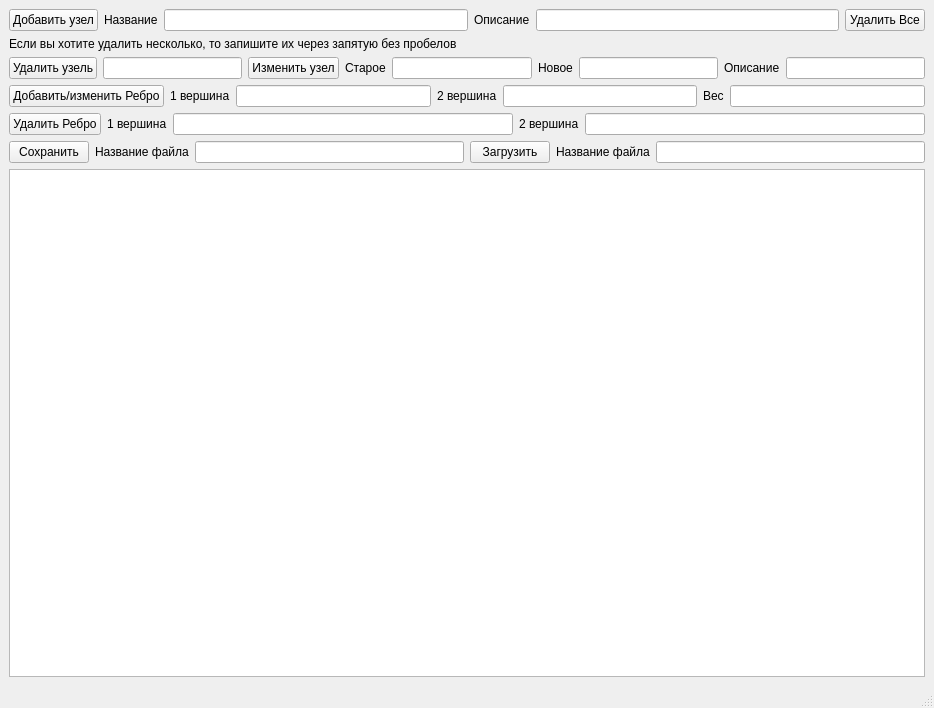
First picture: the form in mainwindow.ui, repository TheTiNi17/Graph1722, before the edit.
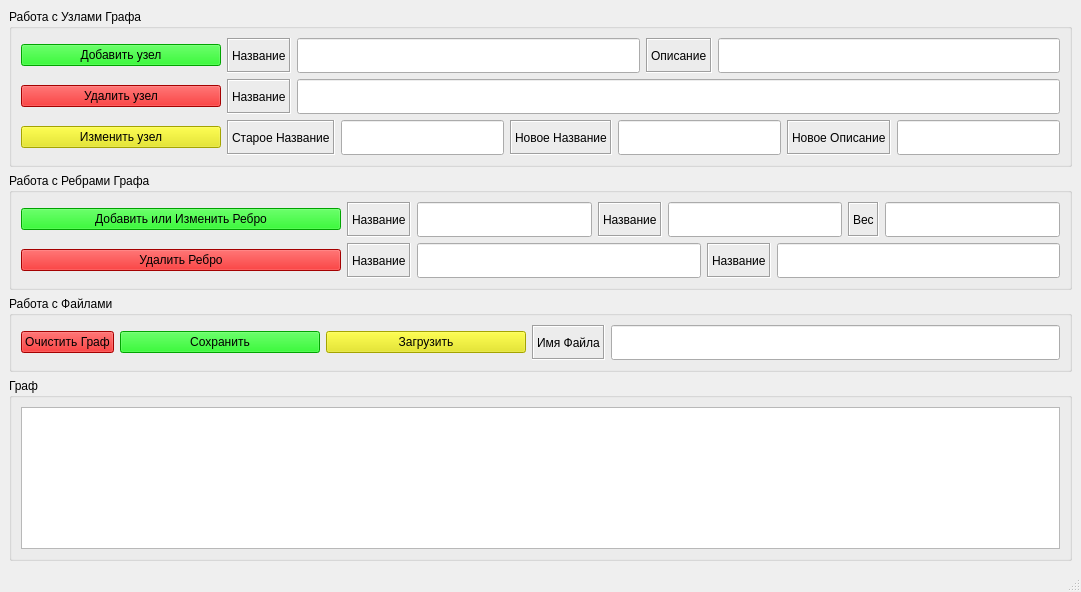
Second picture: the form after the edit.

Patch:
```diff
--- a/mainwindow.ui
+++ b/mainwindow.ui
@@ -6,19 +6,65 @@
    <rect>
     <x>0</x>
     <y>0</y>
-    <width>934</width>
-    <height>708</height>
+    <width>1081</width>
+    <height>592</height>
    </rect>
   </property>
   <property name="windowTitle">
    <string>MainWindow</string>
   </property>
   <widget class="QWidget" name="centralwidget">
+   <layout class="QVBoxLayout" name="verticalLayout_5">
+    <item>
+     <widget class="QGroupBox" name="groupBox">
+      <property name="title">
+       <string>Работа с Узлами Графа</string>
+      </property>
+      <layout class="QVBoxLayout" name="verticalLayout_2">
+       <item>
    <layout class="QVBoxLayout" name="verticalLayout">
     <item>
      <layout class="QHBoxLayout" name="horizontalLayout">
       <item>
        <widget class="QPushButton" name="pushButton">
+             <property name="sizePolicy">
+              <sizepolicy hsizetype="Minimum" vsizetype="Fixed">
+               <horstretch>0</horstretch>
+               <verstretch>0</verstretch>
+              </sizepolicy>
+             </property>
+             <property name="minimumSize">
+              <size>
+               <width>200</width>
+               <height>0</height>
+              </size>
+             </property>
+             <property name="maximumSize">
+              <size>
+               <width>16777215</width>
+               <height>16777215</height>
+              </size>
+             </property>
+             <property name="baseSize">
+              <size>
+               <width>0</width>
+               <height>0</height>
+              </size>
+             </property>
+             <property name="autoFillBackground">
+              <bool>false</bool>
+             </property>
+             <property name="styleSheet">
+              <string notr="true">QPushButton
+{
+	background-color: rgb(0, 230, 0);
+}
+
+QPushButton:pressed
+{
+	background-color: rgb(0, 100, 0);
+}</string>
+             </property>
         <property name="text">
          <string>Добавить узел</string>
         </property>
@@ -26,16 +72,41 @@
       </item>
       <item>
        <widget class="QLabel" name="label_8">
+             <property name="frameShape">
+              <enum>QFrame::Box</enum>
+             </property>
+             <property name="frameShadow">
+              <enum>QFrame::Sunken</enum>
+             </property>
         <property name="text">
          <string>Название</string>
         </property>
        </widget>
       </item>
       <item>
-       <widget class="QLineEdit" name="name"/>
+            <widget class="QLineEdit" name="name">
+             <property name="sizePolicy">
+              <sizepolicy hsizetype="Expanding" vsizetype="Minimum">
+               <horstretch>0</horstretch>
+               <verstretch>0</verstretch>
+              </sizepolicy>
+             </property>
+             <property name="minimumSize">
+              <size>
+               <width>0</width>
+               <height>35</height>
+              </size>
+             </property>
+            </widget>
       </item>
       <item>
        <widget class="QLabel" name="label_9">
+             <property name="frameShape">
+              <enum>QFrame::Box</enum>
+             </property>
+             <property name="frameShadow">
+              <enum>QFrame::Sunken</enum>
+             </property>
         <property name="text">
          <string>Описание</string>
         </property>
@@ -43,41 +114,106 @@
       </item>
       <item>
        <widget class="QLineEdit" name="fname">
+             <property name="sizePolicy">
+              <sizepolicy hsizetype="Expanding" vsizetype="Minimum">
+               <horstretch>0</horstretch>
+               <verstretch>0</verstretch>
+              </sizepolicy>
+             </property>
+             <property name="minimumSize">
+              <size>
+               <width>0</width>
+               <height>35</height>
+              </size>
+             </property>
         <property name="text">
          <string/>
         </property>
        </widget>
       </item>
-      <item>
-       <widget class="QPushButton" name="pushButton_2">
-        <property name="text">
-         <string>Удалить Все</string>
-        </property>
-       </widget>
-      </item>
      </layout>
     </item>
     <item>
-     <widget class="QLabel" name="label_10">
-      <property name="text">
-       <string>Если вы хотите удалить несколько, то запишите их через запятую без пробелов</string>
-      </property>
-     </widget>
-    </item>
-    <item>
-     <layout class="QHBoxLayout" name="horizontalLayout_4">
+          <layout class="QHBoxLayout" name="horizontalLayout_2">
       <item>
        <widget class="QPushButton" name="Button_del">
+             <property name="minimumSize">
+              <size>
+               <width>200</width>
+               <height>0</height>
+              </size>
+             </property>
+             <property name="toolTip">
+              <string notr="true">Если вы хотите удалить несколько, то запишите их через запятую без пробелов</string>
+             </property>
+             <property name="styleSheet">
+              <string notr="true">QPushButton
+{
+	background-color: rgb(230, 0, 0);
+}
+
+QPushButton:pressed
+{
+	background-color: rgb(100, 0, 0);
+}</string>
+             </property>
         <property name="text">
-         <string>Удалить узель</string>
+              <string>Удалить узел</string>
         </property>
        </widget>
       </item>
       <item>
-       <widget class="QLineEdit" name="del_uz"/>
-      </item>
+            <widget class="QLabel" name="label_10">
+             <property name="frameShape">
+              <enum>QFrame::Box</enum>
+             </property>
+             <property name="frameShadow">
+              <enum>QFrame::Sunken</enum>
+             </property>
+             <property name="text">
+              <string>Название</string>
+             </property>
+            </widget>
+           </item>
+           <item>
+            <widget class="QLineEdit" name="del_uz">
+             <property name="sizePolicy">
+              <sizepolicy hsizetype="Expanding" vsizetype="Minimum">
+               <horstretch>0</horstretch>
+               <verstretch>0</verstretch>
+              </sizepolicy>
+             </property>
+             <property name="minimumSize">
+              <size>
+               <width>0</width>
+               <height>35</height>
+              </size>
+             </property>
+            </widget>
+           </item>
+          </layout>
+         </item>
+         <item>
+          <layout class="QHBoxLayout" name="horizontalLayout_3">
       <item>
        <widget class="QPushButton" name="but_change">
+             <property name="minimumSize">
+              <size>
+               <width>200</width>
+               <height>0</height>
+              </size>
+             </property>
+             <property name="styleSheet">
+              <string notr="true">QPushButton
+{
+	background-color: rgb(230, 230, 0);
+}
+
+QPushButton:pressed
+{
+	background-color:rgb(147, 147, 0) ;
+}</string>
+             </property>
         <property name="text">
          <string>Изменить узел</string>
         </property>
@@ -85,56 +221,159 @@
       </item>
       <item>
        <widget class="QLabel" name="label_11">
+             <property name="frameShape">
+              <enum>QFrame::Box</enum>
+             </property>
+             <property name="frameShadow">
+              <enum>QFrame::Sunken</enum>
+             </property>
         <property name="text">
-         <string>Старое</string>
+              <string>Старое Название</string>
         </property>
        </widget>
       </item>
       <item>
-       <widget class="QLineEdit" name="old"/>
+            <widget class="QLineEdit" name="old">
+             <property name="sizePolicy">
+              <sizepolicy hsizetype="Expanding" vsizetype="Minimum">
+               <horstretch>0</horstretch>
+               <verstretch>0</verstretch>
+              </sizepolicy>
+             </property>
+             <property name="minimumSize">
+              <size>
+               <width>0</width>
+               <height>35</height>
+              </size>
+             </property>
+            </widget>
       </item>
       <item>
        <widget class="QLabel" name="label_12">
+             <property name="frameShape">
+              <enum>QFrame::Box</enum>
+             </property>
+             <property name="frameShadow">
+              <enum>QFrame::Sunken</enum>
+             </property>
         <property name="text">
-         <string>Новое</string>
+              <string>Новое Название</string>
         </property>
        </widget>
       </item>
       <item>
-       <widget class="QLineEdit" name="new_2"/>
+            <widget class="QLineEdit" name="new_2">
+             <property name="sizePolicy">
+              <sizepolicy hsizetype="Expanding" vsizetype="Minimum">
+               <horstretch>0</horstretch>
+               <verstretch>0</verstretch>
+              </sizepolicy>
+             </property>
+            </widget>
       </item>
       <item>
        <widget class="QLabel" name="label_13">
+             <property name="frameShape">
+              <enum>QFrame::Box</enum>
+             </property>
+             <property name="frameShadow">
+              <enum>QFrame::Sunken</enum>
+             </property>
         <property name="text">
-         <string>Описание</string>
+              <string>Новое Описание</string>
         </property>
        </widget>
       </item>
       <item>
-       <widget class="QLineEdit" name="new_fname"/>
+            <widget class="QLineEdit" name="new_fname">
+             <property name="sizePolicy">
+              <sizepolicy hsizetype="Expanding" vsizetype="Minimum">
+               <horstretch>0</horstretch>
+               <verstretch>0</verstretch>
+              </sizepolicy>
+             </property>
+            </widget>
       </item>
      </layout>
     </item>
+        </layout>
+       </item>
+      </layout>
+     </widget>
+    </item>
     <item>
-     <layout class="QHBoxLayout" name="horizontalLayout_6">
+     <widget class="QGroupBox" name="groupBox_2">
+      <property name="title">
+       <string>Работа с Ребрами Графа</string>
+      </property>
+      <layout class="QVBoxLayout" name="verticalLayout_4">
+       <item>
+        <layout class="QVBoxLayout" name="verticalLayout_3">
+         <item>
+          <layout class="QHBoxLayout" name="horizontalLayout_4">
       <item>
        <widget class="QPushButton" name="But_add">
+             <property name="sizePolicy">
+              <sizepolicy hsizetype="Minimum" vsizetype="Fixed">
+               <horstretch>0</horstretch>
+               <verstretch>0</verstretch>
+              </sizepolicy>
+             </property>
+             <property name="minimumSize">
+              <size>
+               <width>320</width>
+               <height>0</height>
+              </size>
+             </property>
+             <property name="baseSize">
+              <size>
+               <width>400</width>
+               <height>0</height>
+              </size>
+             </property>
+             <property name="styleSheet">
+              <string notr="true">QPushButton
+{
+	background-color: rgb(0, 230, 0);
+}
+
+QPushButton:pressed
+{
+	background-color: rgb(0, 100, 0);
+}</string>
+             </property>
         <property name="text">
-         <string>Добавить/изменить Ребро</string>
+              <string>Добавить или Изменить Ребро</string>
         </property>
        </widget>
       </item>
       <item>
        <widget class="QLabel" name="label">
+             <property name="frameShape">
+              <enum>QFrame::Box</enum>
+             </property>
+             <property name="frameShadow">
+              <enum>QFrame::Sunken</enum>
+             </property>
         <property name="text">
-         <string>1 вершина</string>
+              <string>Название</string>
         </property>
        </widget>
       </item>
-      <item>
-       <layout class="QHBoxLayout" name="horizontalLayout_5">
         <item>
          <widget class="QLineEdit" name="add_1">
+             <property name="sizePolicy">
+              <sizepolicy hsizetype="Expanding" vsizetype="Minimum">
+               <horstretch>0</horstretch>
+               <verstretch>0</verstretch>
+              </sizepolicy>
+             </property>
+             <property name="minimumSize">
+              <size>
+               <width>0</width>
+               <height>35</height>
+              </size>
+             </property>
           <property name="text">
            <string/>
           </property>
@@ -142,32 +381,73 @@
         </item>
         <item>
          <widget class="QLabel" name="label_2">
+             <property name="frameShape">
+              <enum>QFrame::Box</enum>
+             </property>
+             <property name="frameShadow">
+              <enum>QFrame::Sunken</enum>
+             </property>
           <property name="text">
-           <string>2 вершина</string>
+              <string>Название</string>
           </property>
          </widget>
         </item>
         <item>
-         <widget class="QLineEdit" name="add_2"/>
+            <widget class="QLineEdit" name="add_2">
+             <property name="sizePolicy">
+              <sizepolicy hsizetype="Expanding" vsizetype="Minimum">
+               <horstretch>0</horstretch>
+               <verstretch>0</verstretch>
+              </sizepolicy>
+             </property>
+            </widget>
         </item>
         <item>
          <widget class="QLabel" name="label_3">
+             <property name="frameShape">
+              <enum>QFrame::Box</enum>
+             </property>
+             <property name="frameShadow">
+              <enum>QFrame::Sunken</enum>
+             </property>
           <property name="text">
            <string>Вес</string>
           </property>
          </widget>
         </item>
         <item>
-         <widget class="QLineEdit" name="len"/>
-        </item>
-       </layout>
+            <widget class="QLineEdit" name="len">
+             <property name="sizePolicy">
+              <sizepolicy hsizetype="Expanding" vsizetype="Minimum">
+               <horstretch>0</horstretch>
+               <verstretch>0</verstretch>
+              </sizepolicy>
+             </property>
+            </widget>
       </item>
      </layout>
     </item>
     <item>
-     <layout class="QHBoxLayout" name="horizontalLayout_3">
+          <layout class="QHBoxLayout" name="horizontalLayout_5">
       <item>
        <widget class="QPushButton" name="but_del_reb">
+             <property name="minimumSize">
+              <size>
+               <width>320</width>
+               <height>0</height>
+              </size>
+             </property>
+             <property name="styleSheet">
+              <string notr="true">QPushButton
+{
+	background-color: rgb(230, 0, 0);
+}
+
+QPushButton:pressed
+{
+	background-color: rgb(100, 0, 0);
+}</string>
+             </property>
         <property name="text">
          <string>Удалить Ребро</string>
         </property>
@@ -175,73 +455,192 @@
       </item>
       <item>
        <widget class="QLabel" name="label_4">
+             <property name="frameShape">
+              <enum>QFrame::Box</enum>
+             </property>
+             <property name="frameShadow">
+              <enum>QFrame::Sunken</enum>
+             </property>
         <property name="text">
-         <string>1 вершина</string>
+              <string>Название</string>
         </property>
        </widget>
       </item>
       <item>
-       <layout class="QHBoxLayout" name="horizontalLayout_2">
-        <item>
-         <widget class="QLineEdit" name="del_1"/>
+            <widget class="QLineEdit" name="del_1">
+             <property name="sizePolicy">
+              <sizepolicy hsizetype="Expanding" vsizetype="Minimum">
+               <horstretch>0</horstretch>
+               <verstretch>0</verstretch>
+              </sizepolicy>
+             </property>
+             <property name="minimumSize">
+              <size>
+               <width>0</width>
+               <height>35</height>
+              </size>
+             </property>
+            </widget>
         </item>
         <item>
          <widget class="QLabel" name="label_5">
+             <property name="frameShape">
+              <enum>QFrame::Box</enum>
+             </property>
+             <property name="frameShadow">
+              <enum>QFrame::Sunken</enum>
+             </property>
           <property name="text">
-           <string>2 вершина</string>
+              <string>Название</string>
           </property>
          </widget>
         </item>
         <item>
-         <widget class="QLineEdit" name="del_2"/>
+            <widget class="QLineEdit" name="del_2">
+             <property name="sizePolicy">
+              <sizepolicy hsizetype="Expanding" vsizetype="Minimum">
+               <horstretch>0</horstretch>
+               <verstretch>0</verstretch>
+              </sizepolicy>
+             </property>
+            </widget>
         </item>
        </layout>
       </item>
      </layout>
     </item>
+      </layout>
+     </widget>
+    </item>
     <item>
-     <layout class="QHBoxLayout" name="horizontalLayout_7">
+     <widget class="QGroupBox" name="groupBox_3">
+      <property name="title">
+       <string>Работа с Файлами</string>
+      </property>
+      <layout class="QHBoxLayout" name="horizontalLayout_9">
+       <item>
+        <layout class="QHBoxLayout" name="horizontalLayout_8">
+         <item>
+          <layout class="QHBoxLayout" name="horizontalLayout_6">
+           <item>
+            <widget class="QPushButton" name="pushButton_2">
+             <property name="styleSheet">
+              <string notr="true">QPushButton
+{
+	background-color: rgb(230, 0, 0);
+}
+
+QPushButton:pressed
+{
+	background-color: rgb(100, 0, 0);
+}</string>
+             </property>
+             <property name="text">
+              <string>Очистить Граф</string>
+             </property>
+            </widget>
+           </item>
       <item>
        <widget class="QPushButton" name="but_save">
+             <property name="minimumSize">
+              <size>
+               <width>200</width>
+               <height>0</height>
+              </size>
+             </property>
+             <property name="styleSheet">
+              <string notr="true">QPushButton
+{
+	background-color: rgb(0, 230, 0);
+}
+
+QPushButton:pressed
+{
+	background-color: rgb(0, 100, 0);
+}</string>
+             </property>
         <property name="text">
          <string>Сохранить</string>
         </property>
        </widget>
       </item>
-      <item>
-       <widget class="QLabel" name="label_6">
-        <property name="text">
-         <string>Название файла</string>
-        </property>
-       </widget>
-      </item>
-      <item>
-       <widget class="QLineEdit" name="save"/>
-      </item>
       <item>
        <widget class="QPushButton" name="but_down">
+             <property name="minimumSize">
+              <size>
+               <width>200</width>
+               <height>0</height>
+              </size>
+             </property>
+             <property name="styleSheet">
+              <string notr="true">QPushButton
+{
+	background-color: rgb(230, 230, 0);
+}
+
+QPushButton:pressed
+{
+	background-color:rgb(147, 147, 0) ;
+}</string>
+             </property>
         <property name="text">
          <string>Загрузить</string>
         </property>
        </widget>
       </item>
       <item>
-       <widget class="QLabel" name="label_7">
+            <widget class="QLabel" name="label_6">
+             <property name="frameShape">
+              <enum>QFrame::Box</enum>
+             </property>
+             <property name="frameShadow">
+              <enum>QFrame::Sunken</enum>
+             </property>
         <property name="text">
-         <string>Название файла</string>
+              <string>Имя Файла</string>
         </property>
        </widget>
       </item>
       <item>
-       <widget class="QLineEdit" name="down"/>
+            <widget class="QLineEdit" name="save">
+             <property name="sizePolicy">
+              <sizepolicy hsizetype="Expanding" vsizetype="Minimum">
+               <horstretch>0</horstretch>
+               <verstretch>0</verstretch>
+              </sizepolicy>
+             </property>
+             <property name="minimumSize">
+              <size>
+               <width>0</width>
+               <height>35</height>
+              </size>
+             </property>
+            </widget>
       </item>
      </layout>
     </item>
+         <item>
+          <layout class="QHBoxLayout" name="horizontalLayout_7"/>
+         </item>
+        </layout>
+       </item>
+      </layout>
+     </widget>
+    </item>
+    <item>
+     <widget class="QGroupBox" name="groupBox_4">
+      <property name="title">
+       <string>Граф</string>
+      </property>
+      <layout class="QHBoxLayout" name="horizontalLayout_10">
     <item>
      <widget class="QGraphicsView" name="graphicsView"/>
     </item>
    </layout>
   </widget>
+    </item>
+   </layout>
+  </widget>
   <widget class="QMenuBar" name="menubar">
    <property name="geometry">
     <rect>
```
Left out of the diff: 2 changed lines with no effect on the pictures. Lines whose indentation alone changed are shown as unchanged.
